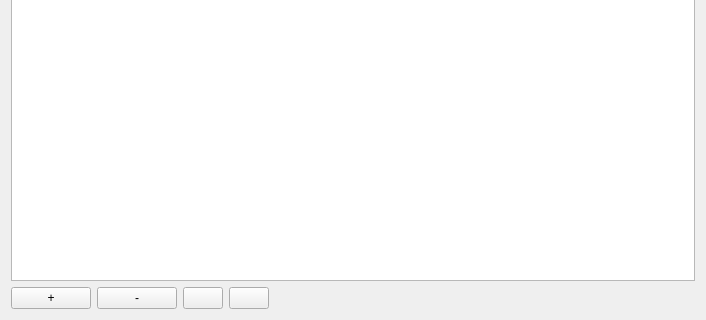
This is combinatorialprofiler/ui/twocolumnwidget.ui in ilia-kats/CombinatorialProfiler as Qt 5 draws it before an edit; both pictures show x 0 to 706 and y 419 to 739 of the 706 by 739 pixel window. The edited form follows.
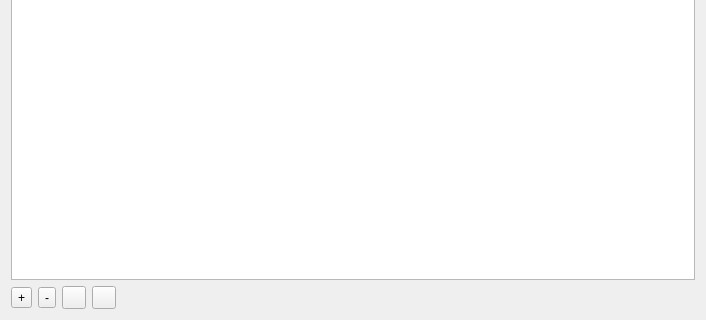
This is the edited form.

Commit message: GUI: use QToolButton instead of QPushButton for more consistent sizing

The edit to the form file:
```diff
--- a/combinatorialprofiler/ui/twocolumnwidget.ui
+++ b/combinatorialprofiler/ui/twocolumnwidget.ui
@@ -59,23 +59,35 @@
    <item>
     <layout class="QHBoxLayout" name="horizontalLayout_2">
      <item>
-      <widget class="QPushButton" name="addBtn">
+      <widget class="QToolButton" name="addBtn">
+       <property name="sizePolicy">
+        <sizepolicy hsizetype="Fixed" vsizetype="Fixed">
+         <horstretch>0</horstretch>
+         <verstretch>0</verstretch>
+        </sizepolicy>
+       </property>
        <property name="text">
         <string>+</string>
        </property>
       </widget>
      </item>
      <item>
-      <widget class="QPushButton" name="removeBtn">
+      <widget class="QToolButton" name="removeBtn">
+       <property name="sizePolicy">
+        <sizepolicy hsizetype="Fixed" vsizetype="Fixed">
+         <horstretch>0</horstretch>
+         <verstretch>0</verstretch>
+        </sizepolicy>
+       </property>
        <property name="text">
         <string>-</string>
        </property>
       </widget>
      </item>
      <item>
-      <widget class="QPushButton" name="fromFileBtn">
+      <widget class="QToolButton" name="fromFileBtn">
        <property name="sizePolicy">
-        <sizepolicy hsizetype="Minimum" vsizetype="Preferred">
+        <sizepolicy hsizetype="Fixed" vsizetype="Preferred">
          <horstretch>0</horstretch>
          <verstretch>0</verstretch>
         </sizepolicy>
@@ -83,9 +95,9 @@
       </widget>
      </item>
      <item>
-      <widget class="QPushButton" name="fromClipboardBtn">
+      <widget class="QToolButton" name="fromClipboardBtn">
        <property name="sizePolicy">
-        <sizepolicy hsizetype="Minimum" vsizetype="Preferred">
+        <sizepolicy hsizetype="Fixed" vsizetype="Preferred">
          <horstretch>0</horstretch>
          <verstretch>0</verstretch>
         </sizepolicy>
```
The commit also changes 2 other files.
